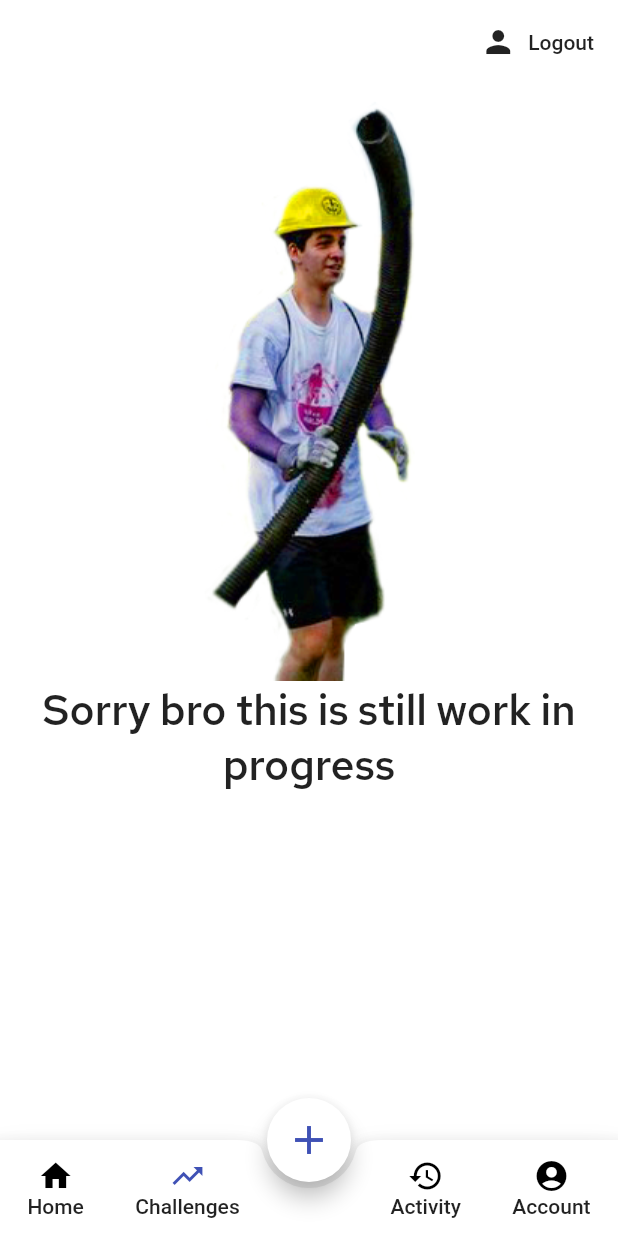
After one commit to M4TTRX/spotme, a Flutter app: the MainNavigationView screen opened directly, item 2 of the bottom bar chosen, on a phone screen of 412 x 824 dp. The commit adds this screen. Run offline on Flutter 3.47's test engine with Material 2 defaults, Android fonts, the light colour scheme and no system bars; our stand-ins replace cloud_firestore, firebase_auth, flutter_spinkit, percent_indicator, shared_preferences; accounts and stored records are empty; statements that could not run were skipped.

Commit message:
fantastic navbar changes

```diff
--- /dev/null
+++ b/lib/model/selected_screen_model.dart
@@ -0,0 +1 @@
+enum SelectedScreen { HOME, CHALLENGES, ACTIVITY, ACCOUNT }
--- a/lib/service/service.dart
+++ b/lib/service/service.dart
@@ -60,7 +60,6 @@ class AppService {
       return user.username;
     }
     return "";
-    ;
   }
 
   // Methods
--- a/lib/views/auth_wrapper.dart
+++ b/lib/views/auth_wrapper.dart
@@ -1,9 +1,8 @@
 import 'package:flutter/material.dart';
 import 'package:home_workouts/model/user_model.dart';
 import 'package:home_workouts/views/authenticate/authenticate.dart';
+import 'package:home_workouts/views/main_navigation/main_navigarion_view.dart';
 import 'package:provider/provider.dart';
-
-import 'home/home.dart';
 
 class AuthWrapper extends StatelessWidget {
   @override
@@ -12,7 +11,7 @@ class AuthWrapper extends StatelessWidget {
     if (user == null) {
       return Authenticate();
     } else {
-      return HomeView();
+      return MainNavigationView();
     }
   }
 }
--- /dev/null
+++ b/lib/views/main_navigation/main_navigarion_view.dart
@@ -0,0 +1,188 @@
+import 'package:flutter/material.dart';
+import 'package:flutter/services.dart';
+import 'package:home_workouts/model/selected_screen_model.dart';
+import 'package:home_workouts/service/auth_service.dart';
+import 'package:home_workouts/views/add_progress/add_exercise_view.dart';
+import 'package:home_workouts/views/home/home.dart';
+import 'package:home_workouts/views/work_in_progress/wip_view.dart';
+
+class MainNavigationView extends StatefulWidget {
+  @override
+  _MainNavigationViewState createState() => _MainNavigationViewState();
+}
+
+class _MainNavigationViewState extends State<MainNavigationView> {
+  SelectedScreen _selectedScreen = SelectedScreen.HOME;
+
+  final AuthService _authService = AuthService();
+
+  @override
+  Widget build(BuildContext context) {
+    return Scaffold(
+      bottomNavigationBar: BottomAppBar(
+        child: Container(
+          height: 64,
+          child: Row(
+            mainAxisAlignment: MainAxisAlignment.spaceEvenly,
+            children: <Widget>[
+              MaterialButton(
+                minWidth: 48,
+                child: Column(
+                  mainAxisAlignment: MainAxisAlignment.center,
+                  crossAxisAlignment: CrossAxisAlignment.center,
+                  children: <Widget>[
+                    Icon(
+                      Icons.home,
+                      color: _selectedScreen == SelectedScreen.HOME
+                          ? Colors.indigo
+                          : Colors.black,
+                    ),
+                    Text("Home"),
+                  ],
+                ),
+                onPressed: () {
+                  setState(() {
+                    _selectedScreen = SelectedScreen.HOME;
+                  });
+                },
+              ),
+              MaterialButton(
+                minWidth: 48,
+                child: Column(
+                  mainAxisAlignment: MainAxisAlignment.center,
+                  crossAxisAlignment: CrossAxisAlignment.center,
+                  children: <Widget>[
+                    Icon(
+                      Icons.trending_up,
+                      color: _selectedScreen == SelectedScreen.CHALLENGES
+                          ? Colors.indigo
+                          : Colors.black,
+                    ),
+                    Text("Challenges"),
+                  ],
+                ),
+                onPressed: () {
+                  setState(() {
+                    _selectedScreen = SelectedScreen.CHALLENGES;
+                  });
+                },
+              ),
+              SizedBox(
+                width: 64,
+              ),
+              MaterialButton(
+                minWidth: 48,
+                child: Column(
+                  mainAxisAlignment: MainAxisAlignment.center,
+                  crossAxisAlignment: CrossAxisAlignment.center,
+                  children: <Widget>[
+                    Icon(
+                      Icons.history,
+                      color: _selectedScreen == SelectedScreen.ACTIVITY
+                          ? Colors.indigo
+                          : Colors.black,
+                    ),
+                    Text("Activity"),
+                  ],
+                ),
+                onPressed: () {
+                  setState(() {
+                    _selectedScreen = SelectedScreen.ACTIVITY;
+                  });
+                },
+              ),
+              MaterialButton(
+                minWidth: 48,
+                child: Column(
+                  mainAxisAlignment: MainAxisAlignment.center,
+                  crossAxisAlignment: CrossAxisAlignment.center,
+                  children: <Widget>[
+                    Icon(
+                      Icons.account_circle,
+                      color: _selectedScreen == SelectedScreen.ACCOUNT
+                          ? Colors.indigo
+                          : Colors.black,
+                    ),
+                    Text("Account"),
+                  ],
+                ),
+                onPressed: () {
+                  setState(() {
+                    _selectedScreen = SelectedScreen.ACCOUNT;
+                  });
+                },
+              ),
+            ],
+          ),
+        ),
+        shape: CircularNotchedRectangle(),
+      ),
+      floatingActionButton: FloatingActionButton(
+        backgroundColor: Colors.white,
+        foregroundColor: Colors.indigo,
+        onPressed: () async {
+          HapticFeedback.mediumImpact();
+          await _addExercise(context);
+          setState(() {});
+        },
+        child: Icon(
+          Icons.add,
+          size: 32,
+        ),
+      ),
+      floatingActionButtonLocation: FloatingActionButtonLocation.centerDocked,
+      appBar: AppBar(
+        backgroundColor: Colors.white,
+        elevation: 0.0,
+        actions: <Widget>[
+          FlatButton.icon(
+            icon: Icon(Icons.person),
+            label: Text('Logout'),
+            onPressed: () async {
+              await _authService.signOut();
+            },
+          )
+        ],
+      ),
+      backgroundColor: Colors.white,
+      body: _returnSelectedView(),
+    );
+  }
+
+  Widget _returnSelectedView() {
+    switch (_selectedScreen) {
+      case SelectedScreen.HOME:
+        {
+          return HomeView();
+        }
+        break;
+      case SelectedScreen.CHALLENGES:
+        {
+          return WorkInProgressView();
+        }
+        break;
+      case SelectedScreen.ACTIVITY:
+        {
+          return WorkInProgressView();
+        }
+        break;
+      case SelectedScreen.ACCOUNT:
+        {
+          return WorkInProgressView();
+        }
+        break;
+      default:
+        {
+          _selectedScreen = SelectedScreen.HOME;
+          return HomeView();
+        }
+        break;
+    }
+  }
+
+  _addExercise(BuildContext context) async {
+    await Navigator.of(context).push(MaterialPageRoute(builder: (context) {
+      return AddExerciseView();
+    }));
+  }
+}
--- /dev/null
+++ b/lib/views/work_in_progress/wip_view.dart
@@ -0,0 +1,19 @@
+import 'package:flutter/cupertino.dart';
+
+class WorkInProgressView extends StatelessWidget {
+  @override
+  Widget build(BuildContext context) {
+    return Center(
+      child: Column(
+        children: <Widget>[
+          Image.asset("resources/images/work_in_progress/wip.png"),
+          Text(
+            "Sorry bro this is still work in progress",
+            textAlign: TextAlign.center,
+            style: TextStyle(fontSize: 28, fontFamily: "Red Hat Text"),
+          ),
+        ],
+      ),
+    );
+  }
+}
--- a/pubspec.yaml
+++ b/pubspec.yaml
@@ -63,6 +63,8 @@ flutter:
   # "family" key with the font family name, and a "fonts" key with a
   # list giving the asset and other descriptors for the font. For
   # example:
+  assets:
+    - resources/images/work_in_progress/wip.png
   fonts:
     - family: Red Hat Text
       fonts:
```
Also changed, not shown: lib/views/challenge_progress/challenge_progress.dart (+6 -6 lines), lib/views/home/home.dart (+6 -113 lines), resources/images/work_in_progress/wip.png (added).
